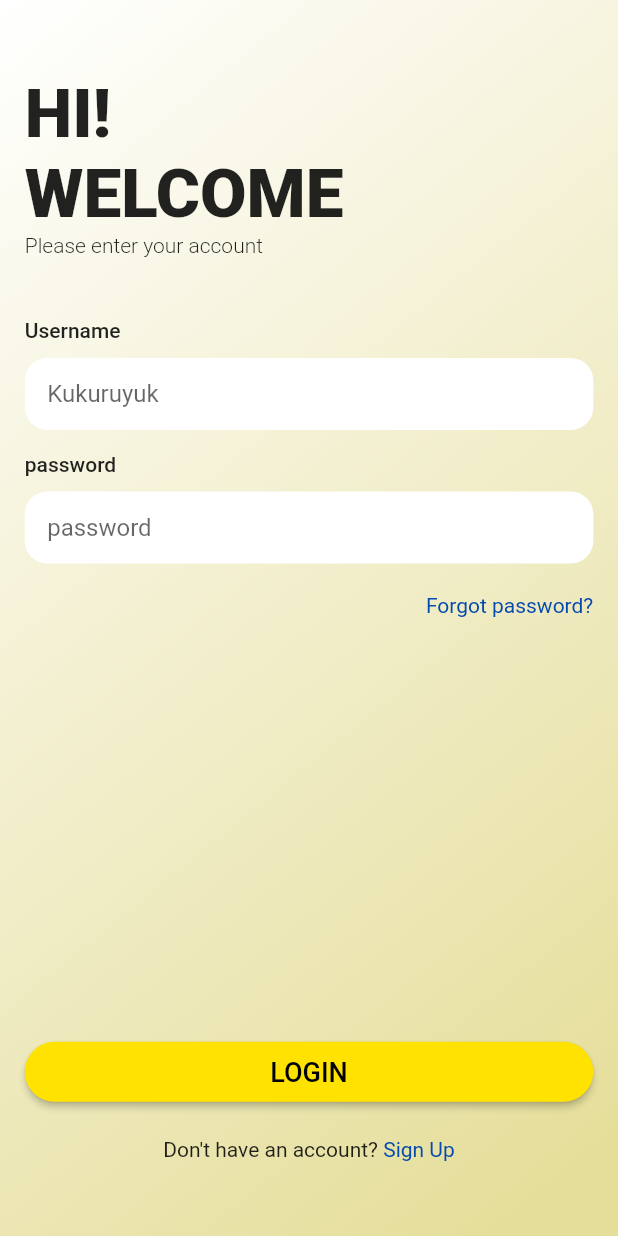
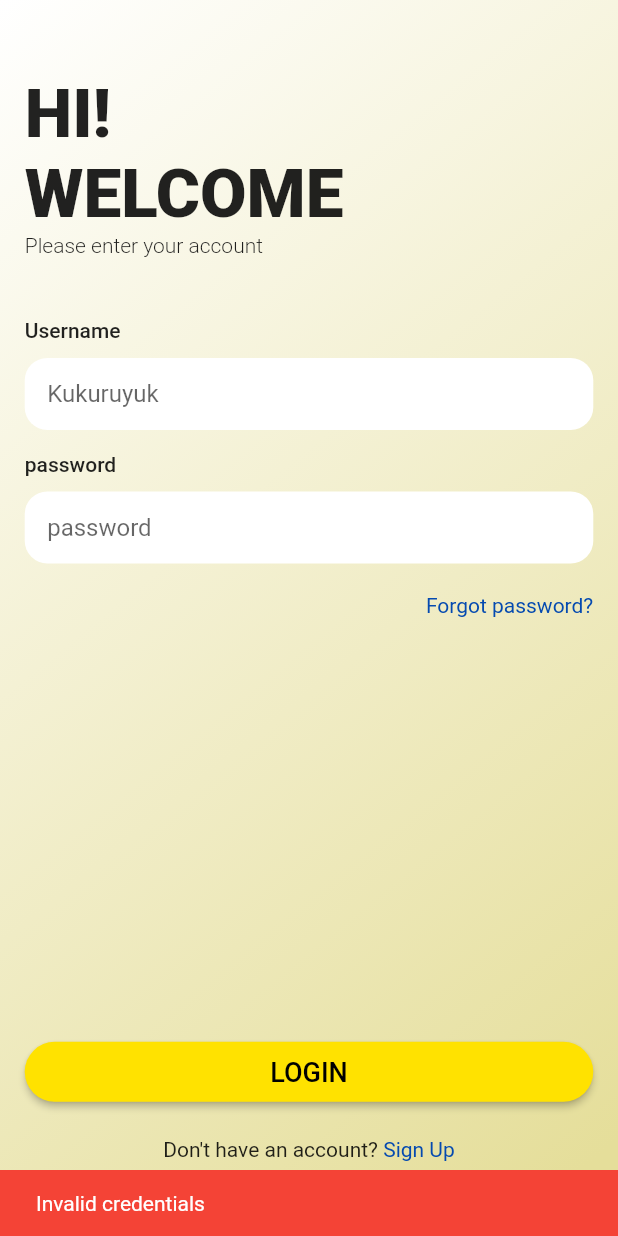
Before and after one commit to Akhdanre/Tetas.in, a Flutter app: the screen it shows after launch, after a tap on "LOGIN", on a phone screen of 412 x 824 dp. Run offline on Flutter 3.47's test engine with Material 2 defaults, Android fonts, the light colour scheme and no system bars; our stand-ins replace bloc, flutter_bloc.

Commit message:
create cubit auth base

```diff
--- /dev/null
+++ b/lib/src/bussines_logic/cubit/auth_cubit.dart
@@ -0,0 +1,23 @@
+import 'package:bloc/bloc.dart';
+import 'package:meta/meta.dart';
+
+part 'auth_state.dart';
+
+class AuthCubit extends Cubit<AuthState> {
+  AuthCubit() : super(AuthInitial());
+
+  void login(String username, String password) async {
+    try {
+      emit(AuthLoading());
+      Future.delayed(Duration(seconds: 2));
+      //memulai login
+      if (username == "ipul" && password == "none") {
+        emit(AuthSuccess(token: "lkjelk-kh23kns-kn3k"));
+      } else {
+        emit(AuthError(message: "Invalid credentials"));
+      }
+    } catch (e) {
+      emit(AuthError(message: "An error occurred during login."));
+    }
+  }
+}
--- a/lib/src/bussines_logic/cubit/cubit/auth_state.dart
+++ b/lib/src/bussines_logic/cubit/auth_state.dart
@@ -13,8 +13,8 @@ final class AuthSuccess extends AuthState {
   AuthSuccess({required this.token});
 }
 
-final class AuthException extends AuthState {
+final class AuthError extends AuthState {
   final String message;
 
-  AuthException({required this.message});
+  AuthError({required this.message});
 }
--- a/lib/src/bussines_logic/cubit/cubit/auth_cubit.dart
+++ /dev/null
@@ -1,8 +0,0 @@
-import 'package:bloc/bloc.dart';
-import 'package:meta/meta.dart';
-
-part 'auth_state.dart';
-
-class AuthCubit extends Cubit<AuthState> {
-  AuthCubit() : super(AuthInitial());
-}
--- a/lib/src/presentation/pages/login_screen.dart
+++ b/lib/src/presentation/pages/login_screen.dart
@@ -1,6 +1,6 @@
 import 'package:flutter/material.dart';
 import 'package:flutter_bloc/flutter_bloc.dart';
-import 'package:tetas_in/src/bussines_logic/cubit/cubit/auth_cubit.dart';
+import 'package:tetas_in/src/bussines_logic/cubit/auth_cubit.dart';
 import 'package:tetas_in/src/utils/color_string.dart';
 import 'package:tetas_in/src/utils/size_config.dart';
 import 'package:tetas_in/src/presentation/pages/base_screen.dart';
@@ -36,39 +36,39 @@ class _LoginScreenState extends State<LoginScreen> {
     return Scaffold(
       body: BlocListener<AuthCubit, AuthState>(
         listener: (context, state) {
-          // if (state is AuthLoading) {
-          //   // Menampilkan floating loading dialog notification
-          //   showDialog(
-          //     context: context,
-          //     barrierDismissible: false,
-          //     builder: (BuildContext context) {
-          //       return const AlertDialog(
-          //         content: Column(
-          //           mainAxisSize: MainAxisSize.min,
-          //           children: [
-          //             CircularProgressIndicator(),
-          //             SizedBox(height: 10),
-          //             Text("Logging in..."),
-          //           ],
-          //         ),
-          //       );
-          //     },
-          //   );
-          // } else if (state is AuthError) {
-          //   // Menampilkan pesan kesalahan
-          //   Navigator.pop(context); // Tutup loading dialog
-          //   ScaffoldMessenger.of(context).showSnackBar(
-          //     SnackBar(
-          //       content: Text(state.errorMessage),
-          //       backgroundColor: Colors.red,
-          //     ),
-          //   );
-          // } else if (state is AuthAuthenticated) {
-          //   // Tutup loading dialog
-          //   Navigator.pop(context);
-          //   // Navigasi ke halaman beranda setelah login berhasil
-          //   _navigateToHome();
-          // }
+          if (state is AuthLoading) {
+            // Menampilkan floating loading dialog notification
+            showDialog(
+              context: context,
+              barrierDismissible: false,
+              builder: (BuildContext context) {
+                return const AlertDialog(
+                  content: Column(
+                    mainAxisSize: MainAxisSize.min,
+                    children: [
+                      CircularProgressIndicator(),
+                      SizedBox(height: 10),
+                      Text("Logging in..."),
+                    ],
+                  ),
+                );
+              },
+            );
+          } else if (state is AuthError) {
+            // Menampilkan pesan kesalahan
+            Navigator.pop(context); // Tutup loading dialog
+            ScaffoldMessenger.of(context).showSnackBar(
+              SnackBar(
+                content: Text(state.message),
+                backgroundColor: Colors.red,
+              ),
+            );
+          } else if (state is AuthSuccess) {
+            // Tutup loading dialog
+            Navigator.pop(context);
+            // Navigasi ke halaman beranda setelah login berhasil
+            _navigateToHome();
+          }
         },
         child: Background(
           screen: screen,
@@ -112,9 +112,9 @@ class _LoginScreenState extends State<LoginScreen> {
                   children: [
                     ElevatedButton(
                       onPressed: () {
-                        // context.read<AuthBloc>().add(
-                        //       LoginEvent(username.text, password.text),
-                        //     );
+                        context
+                            .read<AuthCubit>()
+                            .login(username.text, password.text);
                       },
                       style: ElevatedButton.styleFrom(
                           shape: const StadiumBorder(),
--- a/lib/src/presentation/pages/splash_screen.dart
+++ b/lib/src/presentation/pages/splash_screen.dart
@@ -1,6 +1,6 @@
 import 'package:flutter/material.dart';
 import 'package:flutter_bloc/flutter_bloc.dart';
-import 'package:tetas_in/src/bussines_logic/cubit/cubit/auth_cubit.dart';
+import 'package:tetas_in/src/bussines_logic/cubit/auth_cubit.dart';
 import 'package:tetas_in/src/utils/size_config.dart';
 import 'package:tetas_in/src/presentation/pages/login_screen.dart';
 import 'package:tetas_in/src/presentation/widgets/background.dart';
```
